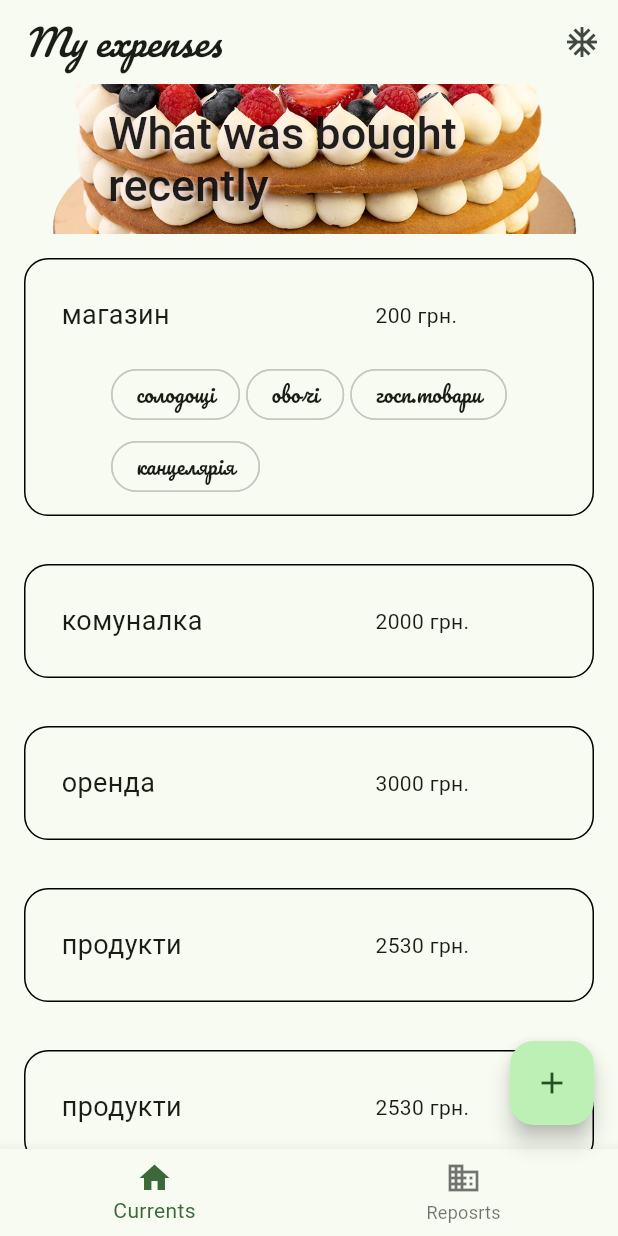
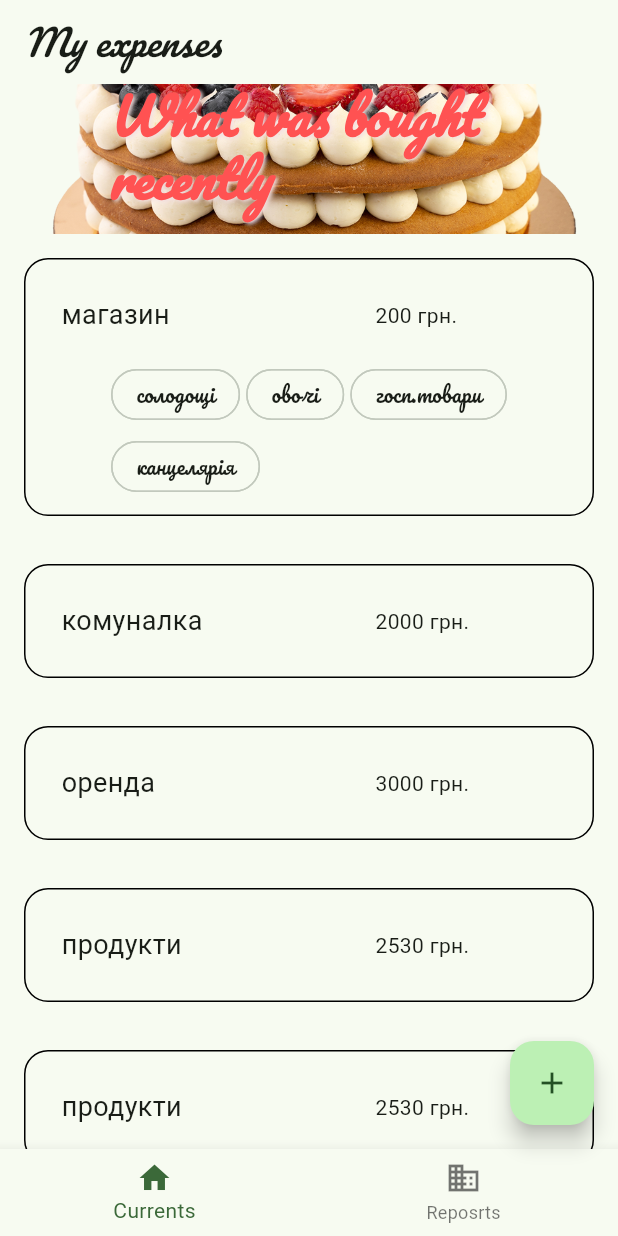
Before and after one commit to lizakolot12/MyFinances, a Flutter app: the screen it shows after launch, after a tap on the "add" icon, on a phone screen of 412 x 824 dp. Run offline on Flutter 3.47's test engine with Material 2 defaults, Android fonts, the light colour scheme and no system bars; our stand-ins replace google_fonts; generated files the repository leaves out were written again.

Commit message:
remove theme definition

```diff
--- a/lib/main.dart
+++ b/lib/main.dart
@@ -4,61 +4,25 @@ import 'package:my_study/data/data.dart';
 import 'package:my_study/items.dart';
 import 'package:google_fonts/google_fonts.dart';
 import 'package:flutter_gen/gen_l10n/app_localizations.dart';
+import 'theme_extensions.dart';
 
 void main() {
   runApp(const MyApp());
 }
 
-class MyApp extends StatelessWidget {
+class MyApp extends StatefulWidget {
   const MyApp({super.key});
 
   @override
-  Widget build(BuildContext context) {
-    return const MaterialApp(localizationsDelegates: [
-      AppLocalizations.delegate,
-      GlobalMaterialLocalizations.delegate,
-      GlobalWidgetsLocalizations.delegate,
-      GlobalCupertinoLocalizations.delegate,
-    ], supportedLocales: [
-      Locale('en'),
-      Locale('uk'),
-    ], home: MainPage());
-  }
+  State<MyApp> createState() => _MainAppState();
 }
 
-class MainPage extends StatefulWidget {
-  const MainPage({super.key});
-
-  @override
-  State<MainPage> createState() => _MainPageState();
-}
-
-class _MainPageState extends State<MainPage> {
-  final List<Transaction> list = TransactionRepository().getAll();
-  int selectedIndex = 0;
+class _MainAppState extends State<MyApp> {
   bool isLight = true;
-  bool stretch = true;
-
-  void addNew() {
-    //for future screen
-    setState(() {});
-  }
 
   void toggleTheme() {
     setState(() {
       isLight = !isLight;
-    });
-  }
-
-  void onItemTapped(int index) {
-    setState(() {
-      selectedIndex = index;
-    });
-  }
-
-  void remove(int index) {
-    setState(() {
-      list.removeAt(index);
     });
   }
 
@@ -78,8 +42,18 @@ class _MainPageState extends State<MainPage> {
 
   @override
   Widget build(BuildContext context) {
-    return Theme(
-        data: ThemeData(
+    return MaterialApp(
+        localizationsDelegates: const [
+          AppLocalizations.delegate,
+          GlobalMaterialLocalizations.delegate,
+          GlobalWidgetsLocalizations.delegate,
+          GlobalCupertinoLocalizations.delegate,
+        ],
+        supportedLocales: const [
+          Locale('en'),
+          Locale('uk'),
+        ],
+        theme: ThemeData(
           colorScheme: isLight ? _getLightColors() : _getDarkColors(),
           textTheme: TextTheme(
             titleLarge: GoogleFonts.pacifico(
@@ -92,18 +66,53 @@ class _MainPageState extends State<MainPage> {
           ),
           useMaterial3: true,
         ),
-        child: DefaultTabController(
+        home: MainPage());
+  }
+}
+
+class MainPage extends StatefulWidget {
+  const MainPage({super.key});
+
+  @override
+  State<MainPage> createState() => _MainPageState();
+}
+
+class _MainPageState extends State<MainPage> {
+  final List<Transaction> list = TransactionRepository().getAll();
+  int selectedIndex = 0;
+  bool stretch = true;
+
+  void addNew() {
+    //for future screen
+    setState(() {});
+  }
+
+  void onItemTapped(int index) {
+    setState(() {
+      selectedIndex = index;
+    });
+  }
+
+  void remove(int index) {
+    setState(() {
+      list.removeAt(index);
+    });
+  }
+
+  @override
+  Widget build(BuildContext context) {
+    return DefaultTabController(
       length: 2,
       child: Scaffold(
         appBar: AppBar(
           title: Text(AppLocalizations.of(context)!.title),
-              actions: [
+          /*     actions: [
             IconButton(
               icon: const Icon(Icons.ac_unit),
               tooltip: 'Toggle theme',
               onPressed: toggleTheme,
             )
-              ],
+          ],*/
         ),
         body: selectedIndex == 0 ? buildBody() : buildStack(),
         floatingActionButton: FloatingActionButton(
@@ -132,7 +141,7 @@ class _MainPageState extends State<MainPage> {
           onTap: onItemTapped,
         ),
       ),
-        ));
+    );
   }
 
   Widget buildBody() {
@@ -158,15 +167,7 @@ class _MainPageState extends State<MainPage> {
           flexibleSpace: FlexibleSpaceBar(
             title: Text(
               AppLocalizations.of(context)!.mainDesription,
-              style: Theme.of(context).textTheme.titleLarge?.copyWith(
-                shadows: <Shadow>[
-                  const Shadow(
-                    offset: Offset(1.0, 1.0),
-                    blurRadius: 3.0,
-                    color: Color.fromARGB(255, 243, 224, 224),
-                  ),
-                ],
-              ),
+              style: Theme.of(context).mySpecialTextStyle,
             ),
             background: Image.asset(
               "assets/images/cake.png",
--- /dev/null
+++ b/lib/theme_extensions.dart
@@ -0,0 +1,18 @@
+import 'package:flutter/material.dart';
+
+extension SpecialTextExtensions on ThemeData {
+  TextStyle get mySpecialTextStyle {
+    return const TextStyle(
+      color: Colors.redAccent,
+      fontSize: 22,
+      fontWeight: FontWeight.bold,
+      shadows: <Shadow>[
+        Shadow(
+          offset: Offset(1.0, 1.0),
+          blurRadius: 3.0,
+          color: Color.fromARGB(255, 243, 224, 224),
+        )
+      ],
+    );
+  }
+}
```
Lines whose indentation alone changed are shown as unchanged.
